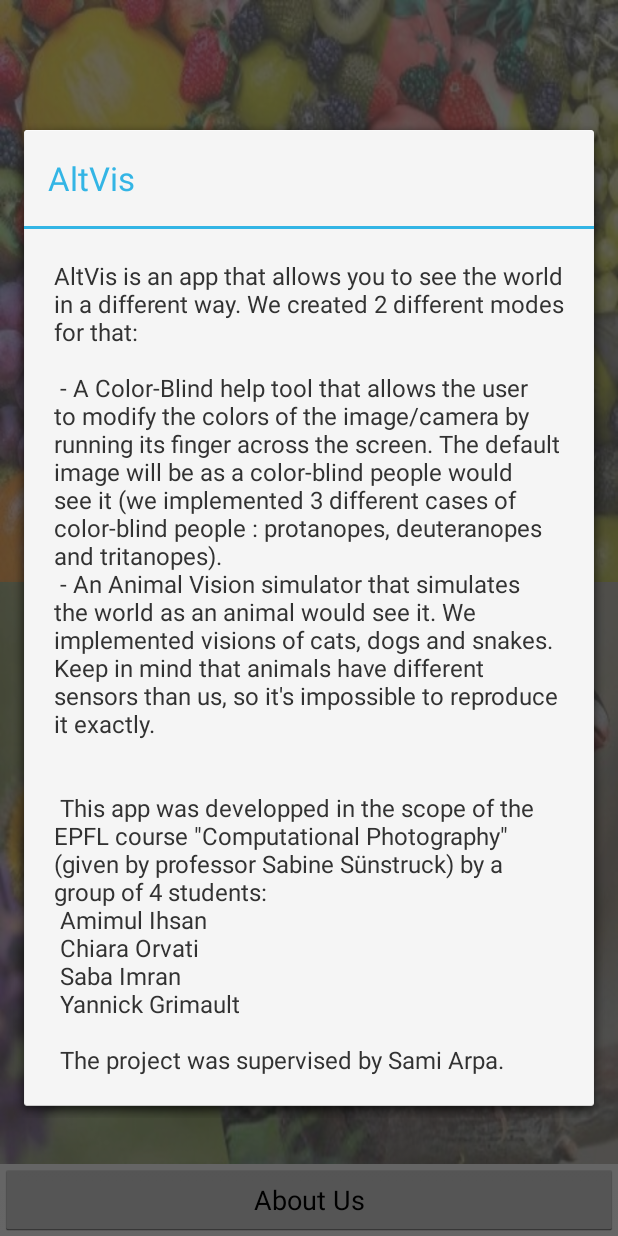
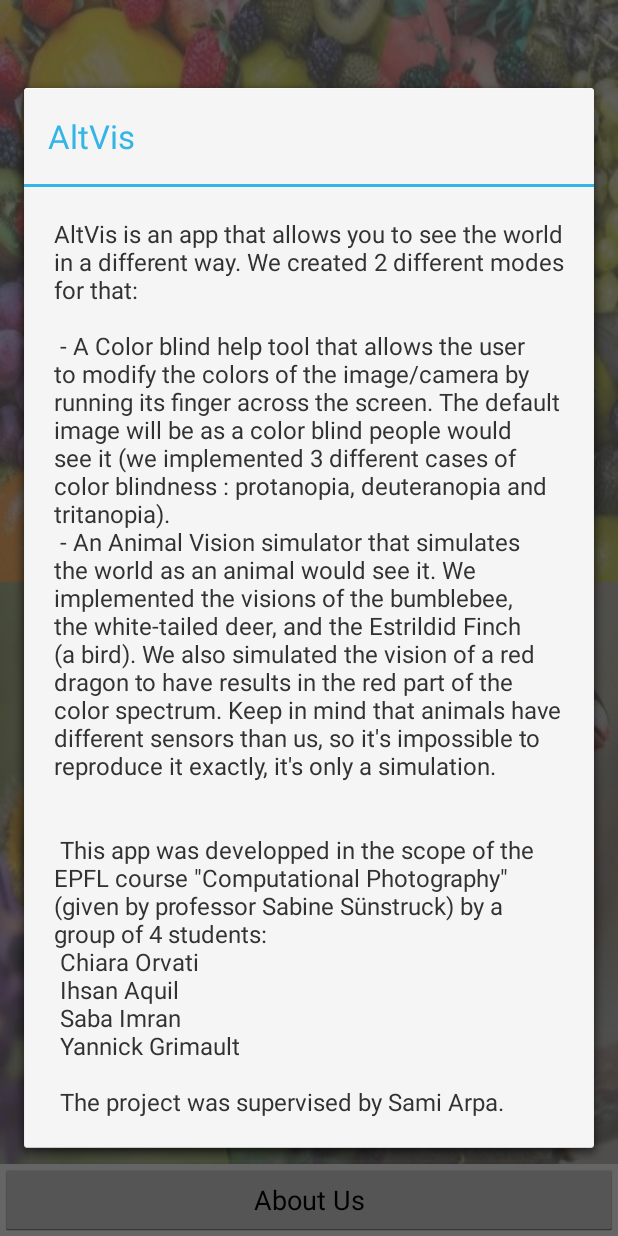
Before and after one commit to sabaimran/colordeficiencyapp, an Android app: the screen it shows after launch (MainActivity), after a tap on "About Us", on a phone screen of 412 x 824 dp. Run offline under Robolectric (Android 15) with nearby library versions, the phone set to English and light mode, and no system bars; 1 statement that could not run was skipped.

Commit message:
Updated About us

```diff
--- a/Recolorize/app/src/main/res/values/strings.xml
+++ b/Recolorize/app/src/main/res/values/strings.xml
@@ -12,13 +12,13 @@
     <string name="snake">Snake Vision</string>
     <string name="app_about">AltVis is an app that allows you to see the world in a different way. We created 2 different modes for that:
 \n\n
-- A Color-Blind help tool that allows the user to modify the colors of the image/camera by running its finger across the screen. The default image will be as a color-blind people would see it (we implemented 3 different cases of color-blind people : protanopes, deuteranopes and tritanopes).
+- A Color blind help tool that allows the user to modify the colors of the image/camera by running its finger across the screen. The default image will be as a color blind people would see it (we implemented 3 different cases of color blindness : protanopia, deuteranopia and tritanopia).
 \n
-- An Animal Vision simulator that simulates the world as an animal would see it. We implemented visions of cats, dogs and snakes. Keep in mind that animals have different sensors than us, so it\'s impossible to reproduce it exactly.
+- An Animal Vision simulator that simulates the world as an animal would see it. We implemented the visions of the bumblebee, the white-tailed deer, and the Estrildid Finch (a bird). We also simulated the vision of a red dragon to have results in the red part of the color spectrum. Keep in mind that animals have different sensors than us, so it\'s impossible to reproduce it exactly, it\'s only a simulation.
 \n\n\n
 This app was developped in the scope of the EPFL course \"Computational Photography\" (given by professor Sabine Sünstruck) by a group of 4 students:\n
-Amimul Ihsan\n
 Chiara Orvati\n
+Ihsan Aquil\n
 Saba Imran\n
 Yannick Grimault\n\n
 The project was supervised by Sami Arpa.</string>
```
Also changed, not shown: 3 other files.
